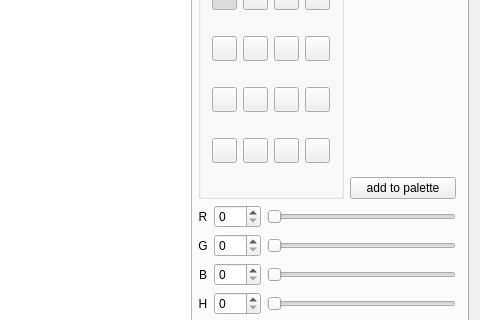
This is muse3/muse/widgets/appearancebase.ui in emrum/muse as Qt 5 draws it before an edit; both pictures show x 88 to 568 and y 114 to 434 of the 568 by 596 pixel window. The edited form follows.
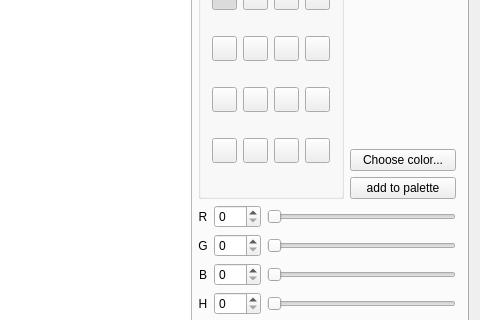
This is the edited form. The open tabs and pages were chosen to show the change. Custom widgets are drawn as their Qt base class.

Patch:
```diff
--- a/muse3/muse/widgets/appearancebase.ui
+++ b/muse3/muse/widgets/appearancebase.ui
@@ -874,6 +874,13 @@
            </property>
           </widget>
          </item>
+         <item>
+          <widget class="QPushButton" name="pickColorButton">
+           <property name="text">
+            <string>Choose color...</string>
+           </property>
+          </widget>
+         </item>
          <item>
           <widget class="QPushButton" name="addToPalette">
            <property name="text">
```
